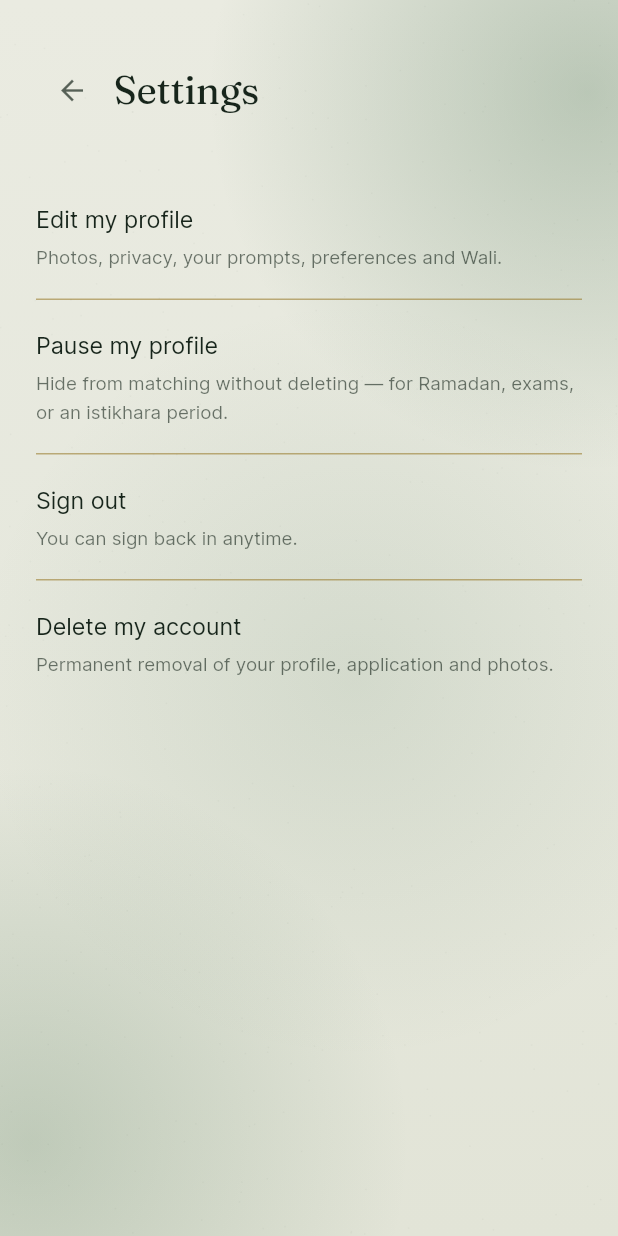
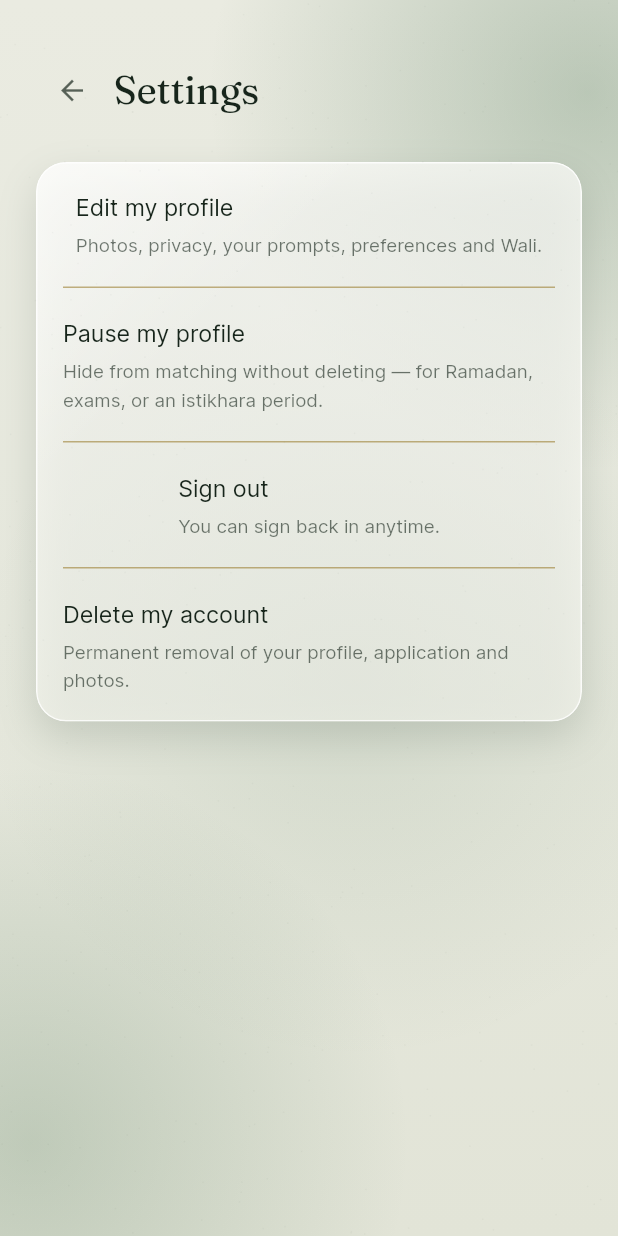
Before and after one commit to connecttopathan-ops/ikhlas, a Flutter app: the SettingsScreen screen opened by its route, on a phone screen of 412 x 824 dp. Run offline on Flutter 3.47's test engine with Material 3 defaults, Android fonts, the phone set to English and light mode, and no system bars; our stand-ins replace cached_network_image, camera, cloud_firestore, cloud_functions, device_info_plus, firebase_auth and 12 more; accounts and stored records are empty.

Commit message:
Settings: group actions into a glass card
Wrap the settings actions (edit profile, pause/resume, sign out, delete)
in a GlassCard for the glassmorphism treatment. Version 0.1.21+22.

Co-Authored-By: Claude Opus 4.8 <noreply@anthropic.com>

```diff
--- a/app/lib/features/settings/settings_screen.dart
+++ b/app/lib/features/settings/settings_screen.dart
@@ -99,7 +99,11 @@ class _SettingsScreenState extends ConsumerState<SettingsScreen> {
               Text('Settings',
                   style: AppType.fraunces(26, color: DarkTokens.ivory)),
             ]),
-            const SizedBox(height: 32),
+            const SizedBox(height: 24),
+            GlassCard(
+              radius: 20,
+              padding: const EdgeInsets.symmetric(horizontal: 18),
+              child: Column(children: [
             _row(
               title: 'Edit my profile',
               subtitle: 'Photos, privacy, your prompts, preferences and Wali.',
@@ -134,6 +138,7 @@ class _SettingsScreenState extends ConsumerState<SettingsScreen> {
                   'photos.',
               onTap: _busy ? null : _deleteFlow,
             ),
+            ])),
             if (_busy) ...[
               const SizedBox(height: 24),
               const Center(
--- a/app/pubspec.yaml
+++ b/app/pubspec.yaml
@@ -1,7 +1,7 @@
 name: ikhlas
 description: Ikhlas — where nikah begins with deen.
 publish_to: "none"
-version: 0.1.20+21
+version: 0.1.21+22
 
 environment:
   sdk: ">=3.4.0 <4.0.0"
```
